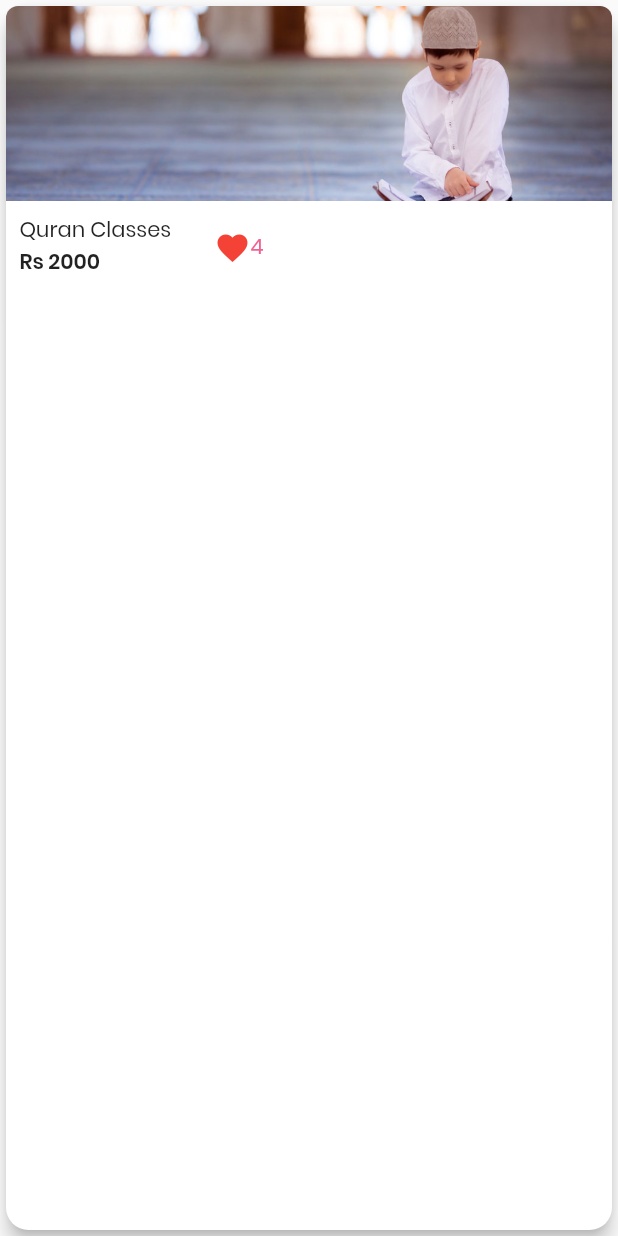
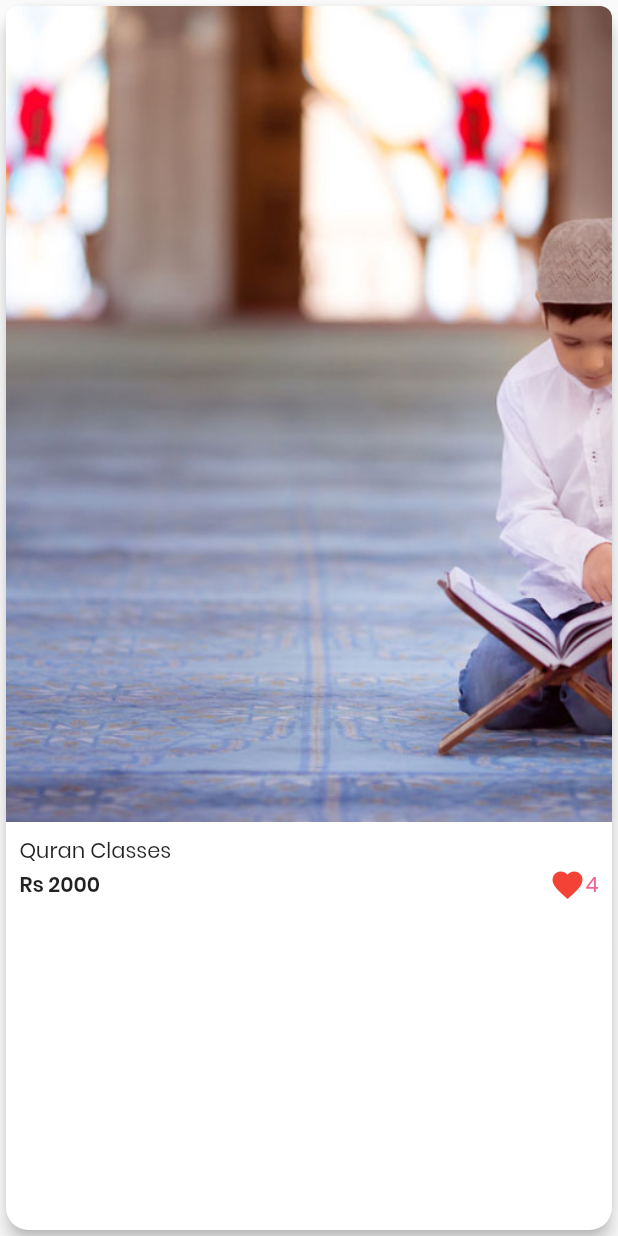
Before and after one commit to abuzar-rasool/khud_mukhtar, a Flutter app: the AllServicesCard widget shown alone on an empty page, opened directly with sample values from the repository, on a phone screen of 412 x 824 dp. Run offline on Flutter 3.47's test engine with Material 2 defaults, Android fonts, the phone set to English and light mode, and no system bars; our stand-ins replace cloud_firestore, firebase_auth, firebase_storage, flutter_rating_bar, fluttertoast, font_awesome_flutter and 2 more; missing offline and left inert: firebase_ml_vision; accounts and stored records are empty; network calls fail.

Commit message:
Fixed all services card responsiveness issue

```diff
--- a/lib/src/components/HomeScreenComponents/card/all_services_card.dart
+++ b/lib/src/components/HomeScreenComponents/card/all_services_card.dart
@@ -2,44 +2,35 @@ import 'package:flutter/cupertino.dart';
 import 'package:flutter/material.dart';
 import 'package:khud_mukhtar/src/models/user_model.dart';
 
-
 class AllServicesCard extends StatelessWidget {
-
-  //AssetImage profileimage = AssetImage('assets/momina.jpg'),
-     // sampleimage = AssetImage('assets/quranforkidssample.jpg');
-
-  AllServicesCard({@required this.product, @required this.onPress, this.myImage});
+  AllServicesCard(
+      {@required this.product, @required this.onPress, this.myImage});
   final Product product;
   final Image myImage;
-
   final Function onPress;
-
   @override
   Widget build(BuildContext context) {
-    ImageProvider displayImage = myImage == null ? AssetImage(product.mainImage) : myImage.image;
-
-    // TODO: implement build
-    return  GestureDetector(
+    ImageProvider displayImage =
+    myImage == null ? AssetImage(product.mainImage) : myImage.image;
+    return GestureDetector(
       onTap: onPress,
       child: Card(
-        child: Padding(
-          padding: const EdgeInsets.all(0.0),
         child: Container(
-
-            width: MediaQuery.of(context).size.width,
+          width: MediaQuery
+              .of(context)
+              .size
+              .width,
           child: Column(
             crossAxisAlignment: CrossAxisAlignment.start,
             children: <Widget>[
               Flexible(
                 child: Container(
-                    width: MediaQuery.of(context).size.width,
-                    height: 130,
                   decoration: BoxDecoration(
-                      borderRadius: BorderRadius.vertical(top: Radius.circular(8)),
+                    borderRadius:
+                    BorderRadius.vertical(top: Radius.circular(8)),
                     image: DecorationImage(
                       fit: BoxFit.cover,
                       image: displayImage,
-                       // image: AssetImage(product.mainImage),
                     ),
                   ),
                 ),
@@ -47,30 +38,25 @@ class AllServicesCard extends StatelessWidget {
               ),
               Flexible(
                 child: Padding(
-                      padding: const EdgeInsets.all(9.0),
+                    padding: const EdgeInsets.only(top: 9, right: 9, left: 9),
                     child: Stack(
                       children: <Widget>[
                         Container(
-                            width: double.infinity,
+
                           child: Column(
-                              crossAxisAlignment:
-                              CrossAxisAlignment.start,
-                              mainAxisAlignment:
-                              MainAxisAlignment.start,
+                            crossAxisAlignment: CrossAxisAlignment.start,
+                            mainAxisAlignment: MainAxisAlignment.start,
                             children: <Widget>[
                               Text('${product.title}'),
+                              Row(
+                                children: <Widget>[
                                   Text(
                                     'Rs ${product.price}',
                                     style: TextStyle(
                                         fontWeight: FontWeight.bold),
-                                )
-                              ],
                                   ),
-                          ),
-                          Positioned(
-                            left: 130,
-                            top:10,
-                            child: Row(
+                                  Spacer(),
+                                  Row(
                                     children: <Widget>[
                                       Icon(
                                         Icons.favorite,
@@ -84,7 +70,11 @@ class AllServicesCard extends StatelessWidget {
                                       )
                                     ],
                                   ),
-                          )
+                                ],
+                              ),
+                            ],
+                          ),
+                        ),
                       ],
                       alignment: Alignment.bottomLeft,
                     )),
@@ -93,9 +83,8 @@ class AllServicesCard extends StatelessWidget {
             ],
           ),
         ),
-        ),
-        shape: RoundedRectangleBorder(
-            borderRadius: BorderRadius.circular(15.0)),
+        shape:
+        RoundedRectangleBorder(borderRadius: BorderRadius.circular(15.0)),
         elevation: 5.0,
       ),
     );
```
Lines whose indentation alone changed are shown as unchanged.
